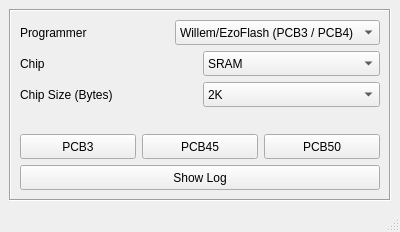
robsonsmartins/usbflashprog, file emuprog/main/mainwindow.ui: the form before one commit.
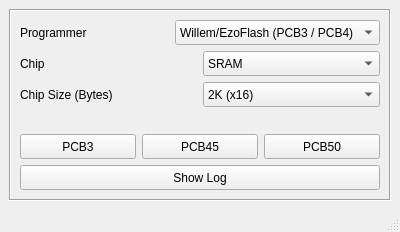
The form after the commit. Icons and pictures are not drawn.

Diff of the .ui file:
```diff
--- a/emuprog/main/mainwindow.ui
+++ b/emuprog/main/mainwindow.ui
@@ -119,7 +119,7 @@
              </property>
              <item>
               <property name="text">
-               <string>2K</string>
+               <string>2K (x16)</string>
               </property>
              </item>
              <item>
```
Left out of the diff: 50 changed lines with no effect on the pictures.
